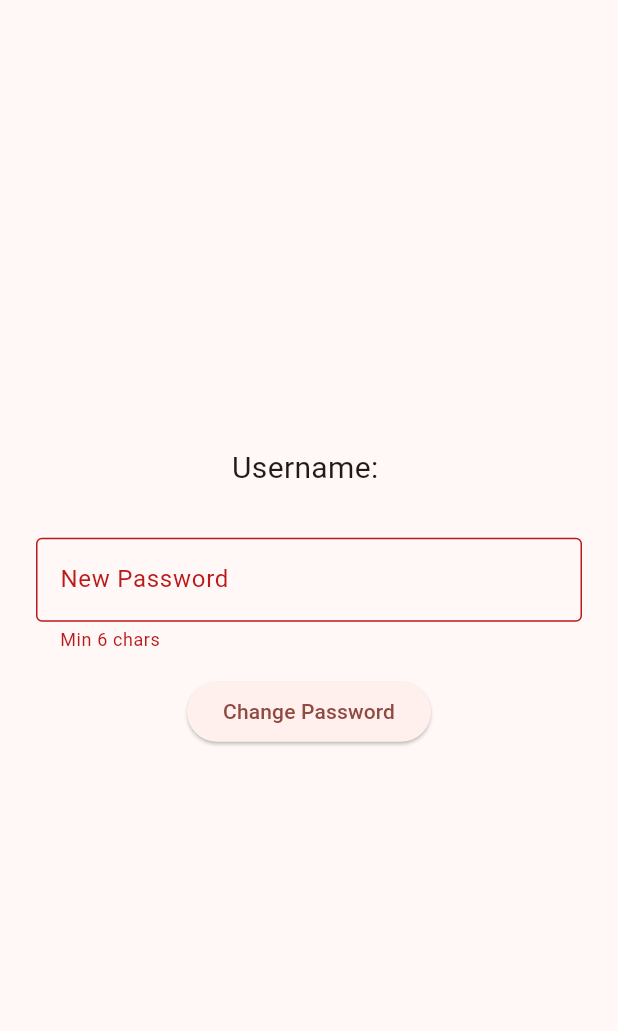
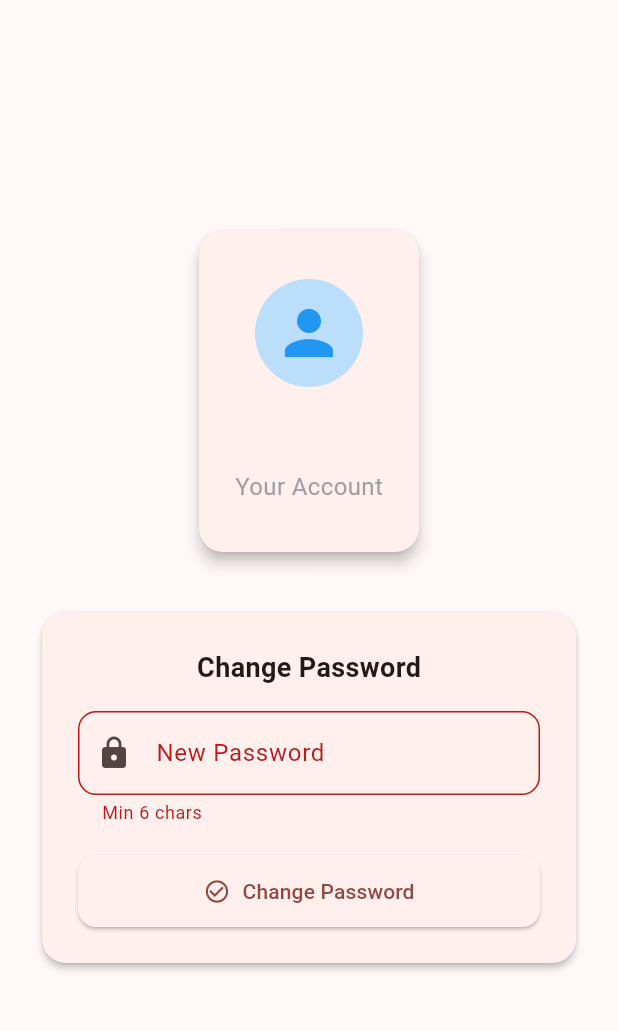
Before and after one commit to shadowdzg/estarcommande, a Flutter app: the ProfilePage screen opened directly with empty values, after a tap on "Change Password", on a phone screen of 412 x 824 dp, the part 63-1094 px from its top. Run offline on Flutter 3.47's test engine with Material 3 defaults, Android fonts, the phone set to English and light mode, and no system bars; our stand-ins replace flutter_typeahead, font_awesome_flutter, google_fonts, open_file, shared_preferences; missing offline and left inert: excel, file_selector, flutter_keyboard_visibility_platform_interface; accounts and stored records are empty.

```diff
--- a/lib/profile_page.dart
+++ b/lib/profile_page.dart
@@ -1,6 +1,9 @@
+import 'dart:convert';
+
 import 'package:flutter/material.dart';
 import 'package:shared_preferences/shared_preferences.dart';
 import 'app_drawer.dart';
+import 'package:http/http.dart' as http;
 
 class ProfilePage extends StatefulWidget {
   final String username;
@@ -14,18 +17,65 @@ class _ProfilePageState extends State<ProfilePage> {
   final _formKey = GlobalKey<FormState>();
   final _passwordController = TextEditingController();
   bool _loading = false;
+  decodeToken(String token) {
+    final parts = token.split('.');
+    if (parts.length != 3) {
+      print('Invalid token');
+      return;
+    }
 
-  Future<void> _changePassword() async {
+    final payload = base64Url.normalize(parts[1]);
+    final payloadMap = json.decode(utf8.decode(base64Url.decode(payload)));
+
+    print("Decoded token payload: ${payloadMap['sub']}");
+    return payloadMap['sub'];
+  }
+
+  void _showError(String message) {
+    ScaffoldMessenger.of(
+      context,
+    ).showSnackBar(SnackBar(content: Text(message)));
+  }
+
+  Future<void> _changePassword(String pass) async {
     if (!_formKey.currentState!.validate()) return;
     setState(() => _loading = true);
+    final prefs = await SharedPreferences.getInstance();
+    final token = await prefs.getString('auth_token');
+    if (!_formKey.currentState!.validate()) return;
 
-    // TODO: Replace with your API call to change password
+    final response = await http.put(
+      Uri.parse('http://92.222.248.113:3000/api/v1/users'),
+      headers: {
+        'Content-Type': 'application/json',
+        'Authorization': 'Bearer $token',
+      },
+      body: jsonEncode({'password': pass}),
+    );
+
+    print('Status code: ${response.statusCode}');
+    print('Response body: ${response.body}');
+
+    if (response.statusCode == 200 || response.statusCode == 201) {
+      try {
+        final data = jsonDecode(response.body);
+
         await Future.delayed(const Duration(seconds: 1));
 
         setState(() => _loading = false);
-    ScaffoldMessenger.of(context).showSnackBar(
-      const SnackBar(content: Text('Password changed!')),
-    );
+        ScaffoldMessenger.of(
+          context,
+        ).showSnackBar(const SnackBar(content: Text('Password changed!')));
+      } catch (e) {
+        _showError('Failed to parse response.');
+        print('JSON decode error: $e');
+      }
+    } else {
+      _showError('Change Password failed. Check Condition.');
+      setState(() => _loading = false);
+    }
+    // TODO: Replace with your API call to change password
+
     _passwordController.clear();
   }
 
@@ -34,39 +84,111 @@ class _ProfilePageState extends State<ProfilePage> {
     return Scaffold(
       appBar: AppBar(title: const Text('Profile')),
       drawer: const AppDrawer(),
-      body: Padding(
+      body: Center(
+        child: SingleChildScrollView(
+          child: Padding(
             padding: const EdgeInsets.all(24.0),
             child: Column(
               mainAxisAlignment: MainAxisAlignment.center,
               children: [
-            Text('Username: ${widget.username}', style: const TextStyle(fontSize: 20)),
+                Card(
+                  elevation: 4,
+                  shape: RoundedRectangleBorder(
+                    borderRadius: BorderRadius.circular(16),
+                  ),
+                  child: Padding(
+                    padding:
+                        const EdgeInsets.symmetric(vertical: 32, horizontal: 24),
+                    child: Column(
+                      children: [
+                        CircleAvatar(
+                          radius: 36,
+                          backgroundColor: Colors.blue.shade100,
+                          child: const Icon(Icons.person, size: 48, color: Colors.blue),
+                        ),
+                        const SizedBox(height: 16),
+                        Text(
+                          widget.username,
+                          style: const TextStyle(
+                              fontSize: 22, fontWeight: FontWeight.bold),
+                        ),
+                        const SizedBox(height: 8),
+                        const Text(
+                          'Your Account',
+                          style: TextStyle(fontSize: 16, color: Colors.grey),
+                        ),
+                      ],
+                    ),
+                  ),
+                ),
                 const SizedBox(height: 32),
-            Form(
+                Card(
+                  elevation: 2,
+                  shape: RoundedRectangleBorder(
+                    borderRadius: BorderRadius.circular(16),
+                  ),
+                  child: Padding(
+                    padding: const EdgeInsets.all(24.0),
+                    child: Form(
                       key: _formKey,
                       child: Column(
                         children: [
+                          const Text(
+                            'Change Password',
+                            style: TextStyle(
+                                fontSize: 18, fontWeight: FontWeight.w600),
+                          ),
+                          const SizedBox(height: 16),
                           TextFormField(
                             controller: _passwordController,
-                    decoration: const InputDecoration(
+                            decoration: InputDecoration(
                               labelText: 'New Password',
-                      border: OutlineInputBorder(),
+                              border: OutlineInputBorder(
+                                borderRadius: BorderRadius.circular(12),
+                              ),
+                              prefixIcon: const Icon(Icons.lock),
                             ),
                             obscureText: true,
-                    validator: (v) => v == null || v.length < 6 ? 'Min 6 chars' : null,
+                            validator: (v) =>
+                                v == null || v.length < 6 ? 'Min 6 chars' : null,
                           ),
-                  const SizedBox(height: 16),
-                  ElevatedButton(
-                    onPressed: _loading ? null : _changePassword,
-                    child: _loading
-                        ? const CircularProgressIndicator()
-                        : const Text('Change Password'),
+                          const SizedBox(height: 20),
+                          SizedBox(
+                            width: double.infinity,
+                            child: ElevatedButton.icon(
+                              style: ElevatedButton.styleFrom(
+                                padding:
+                                    const EdgeInsets.symmetric(vertical: 14),
+                                shape: RoundedRectangleBorder(
+                                  borderRadius: BorderRadius.circular(12),
                                 ),
-                ],
+                              ),
+                              icon: _loading
+                                  ? const SizedBox(
+                                      width: 18,
+                                      height: 18,
+                                      child: CircularProgressIndicator(
+                                          strokeWidth: 2,
+                                          color: Colors.white),
+                                    )
+                                  : const Icon(Icons.check_circle_outline),
+                              label: Text(
+                                  _loading ? 'Changing...' : 'Change Password'),
+                              onPressed: _loading
+                                  ? null
+                                  : () => _changePassword(_passwordController.text),
                             ),
                           ),
                         ],
                       ),
                     ),
+                  ),
+                ),
+              ],
+            ),
+          ),
+        ),
+      ),
     );
   }
 }
```
Lines whose indentation alone changed are shown as unchanged.
